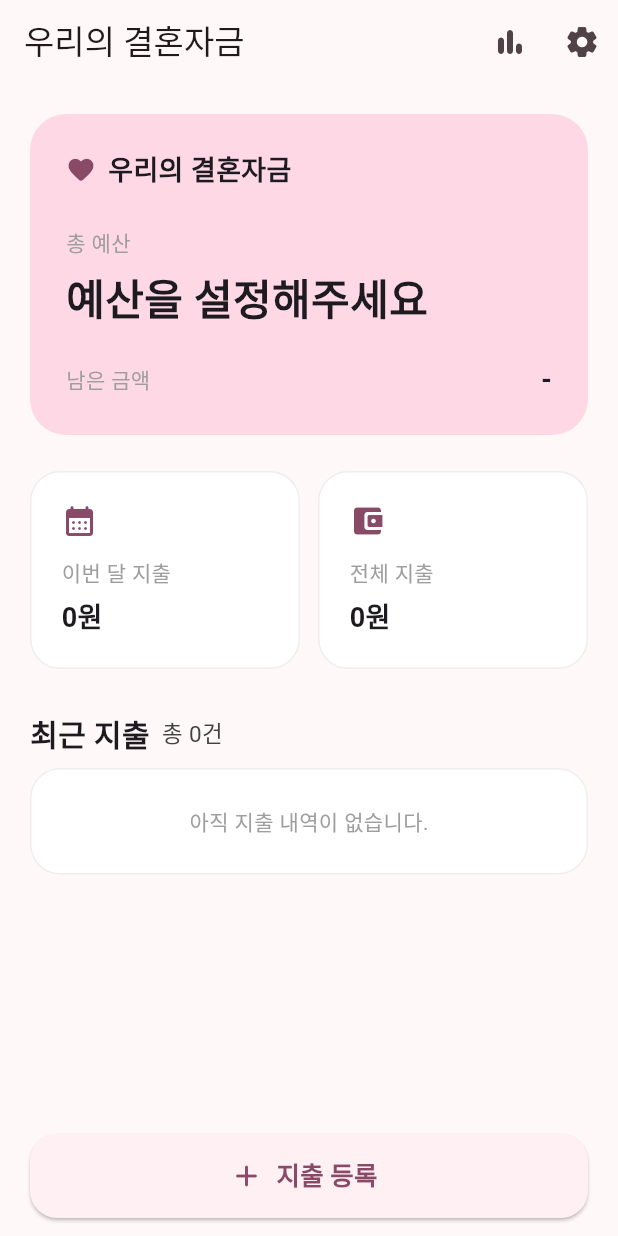
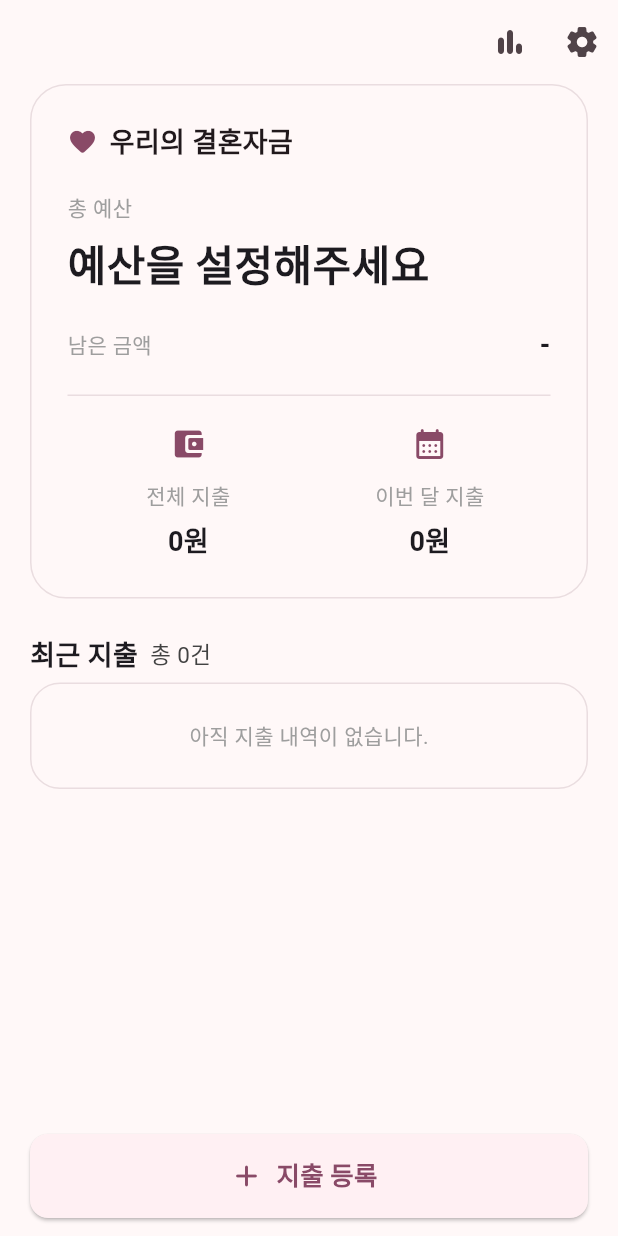
Before and after one commit to byeon-ji-young/wedding_money_manager_mobile, a Flutter app: the screen it shows after launch, on a phone screen of 412 x 824 dp. Run offline on Flutter 3.47's test engine with Material 3 defaults, Android fonts, the phone set to English and light mode, and no system bars; our stand-ins replace google_fonts, sqflite; accounts and stored records are empty; Roboto replaces fonts that are missing (Jua).

Commit message:
style: 홈 화면 UI 개선

```diff
--- a/lib/screens/home_screen.dart
+++ b/lib/screens/home_screen.dart
@@ -194,7 +194,10 @@ class _HomeScreenState extends State<HomeScreen> {
 
     return Scaffold(
       appBar: AppBar(
-        title: const Text('우리의 결혼자금'),
+        // title: const Text('우리의 결혼자금'),
+        scrolledUnderElevation: 0,
+        backgroundColor: Theme.of(context).scaffoldBackgroundColor,
+        surfaceTintColor: Colors.transparent,
         actions: [
           IconButton(
             onPressed: () async {
@@ -229,17 +232,41 @@ class _HomeScreenState extends State<HomeScreen> {
           ? const Center(child: CircularProgressIndicator())
           : SingleChildScrollView(
               child: Padding(
-                padding: const EdgeInsets.all(20),
+                padding: const EdgeInsets.symmetric(
+                  horizontal: 20,
+                  // vertical: 10,
+                ),
                 child: Column(
                   crossAxisAlignment: CrossAxisAlignment.start,
+                  children: [
+                    Container(
+                      width: double.infinity,
+                      padding: EdgeInsets.all(24),
+                      decoration: BoxDecoration(
+                        color: Theme.of(context).colorScheme.surface,
+                        borderRadius: BorderRadius.circular(24),
+                        border: Border.all(
+                          color: Theme.of(
+                            context,
+                          ).colorScheme.outlineVariant.withValues(alpha: 0.5),
+                        ),
+                      ),
+                      child: Column(
                         children: [
                           // 예산 요약
                           Container(
                             width: double.infinity,
-                      padding: const EdgeInsets.all(24),
+                            // padding: const EdgeInsets.symmetric(
+                            //   horizontal: 24,
+                            //   vertical: 10,
+                            // ),
                             decoration: BoxDecoration(
-                        color: Theme.of(context).colorScheme.primaryContainer,
+                              //color: Theme.of(context).colorScheme.surfaceContainerLow,
+                              color: Theme.of(context).colorScheme.surface,
                               borderRadius: BorderRadius.circular(24),
+                              // border: Border.all(
+                              //   color: Theme.of(context).colorScheme.outlineVariant,
+                              // ),
                             ),
                             child: Column(
                               crossAxisAlignment: CrossAxisAlignment.start,
@@ -250,27 +277,35 @@ class _HomeScreenState extends State<HomeScreen> {
                                     Icon(
                                       Icons.favorite_rounded,
                                       size: 20,
-                                color: Theme.of(context).colorScheme.primary,
+                                      color: Theme.of(
+                                        context,
+                                      ).colorScheme.primary,
                                     ),
 
                                     const SizedBox(width: 8),
 
-                              const Text(
+                                    Text(
                                       '우리의 결혼자금',
                                       style: TextStyle(
                                         fontSize: 18,
                                         fontWeight: FontWeight.bold,
+                                        color: Theme.of(
+                                          context,
+                                        ).colorScheme.onSurface,
                                       ),
                                     ),
                                   ],
                                 ),
 
-                          const SizedBox(height: 24),
+                                const SizedBox(height: 20),
 
                                 // 총 예산
                                 const Text(
                                   '총 예산',
-                            style: TextStyle(fontSize: 14, color: Colors.grey),
+                                  style: TextStyle(
+                                    fontSize: 14,
+                                    color: Colors.grey,
+                                  ),
                                 ),
 
                                 const SizedBox(height: 6),
@@ -310,7 +345,8 @@ class _HomeScreenState extends State<HomeScreen> {
                                 // 진행률
                                 if (expenseRate != null) ...[
                                   Row(
-                              mainAxisAlignment: MainAxisAlignment.spaceBetween,
+                                    mainAxisAlignment:
+                                        MainAxisAlignment.spaceBetween,
                                     children: [
                                       const Text(
                                         '현재까지 사용한 금액',
@@ -335,8 +371,11 @@ class _HomeScreenState extends State<HomeScreen> {
                                   ClipRRect(
                                     borderRadius: BorderRadius.circular(10),
                                     child: LinearProgressIndicator(
-                                value: (expenseRate / 100).clamp(0.0, 1.0),
-                                minHeight: 10,
+                                      value: (expenseRate / 100).clamp(
+                                        0.0,
+                                        1.0,
+                                      ),
+                                      minHeight: 8,
                                     ),
                                   ),
 
@@ -345,7 +384,8 @@ class _HomeScreenState extends State<HomeScreen> {
 
                                 // 남은 금액
                                 Row(
-                            mainAxisAlignment: MainAxisAlignment.spaceBetween,
+                                  mainAxisAlignment:
+                                      MainAxisAlignment.spaceBetween,
                                   children: [
                                     const Text(
                                       '남은 금액',
@@ -370,30 +410,64 @@ class _HomeScreenState extends State<HomeScreen> {
                             ),
                           ),
 
-                    const SizedBox(height: 24),
+                          const SizedBox(height: 20),
+
+                          Divider(
+                            height: 1,
+                            color: Theme.of(
+                              context,
+                            ).colorScheme.outlineVariant.withValues(alpha: 0.5),
+                            // height: 1,
+                          ),
+
+                          const SizedBox(height: 20),
 
                           // 이번 달 지출 / 전체 지출
                           Row(
                             children: [
-                        // 이번 달 지출
+                              // 전체 지출
                               Expanded(
-                          child: Container(
-                            padding: const EdgeInsets.all(20),
-                            decoration: BoxDecoration(
-                              color: Colors.white,
-                              borderRadius: BorderRadius.circular(20),
-                              border: Border.all(color: Colors.grey.shade200),
+                                child: Column(
+                                  crossAxisAlignment: CrossAxisAlignment.center,
+                                  children: [
+                                    Icon(
+                                      Icons.account_balance_wallet_rounded,
+                                      color: Theme.of(
+                                        context,
+                                      ).colorScheme.primary,
                                     ),
+                                    const SizedBox(height: 12),
+                                    const Text(
+                                      '전체 지출',
+                                      style: TextStyle(
+                                        fontSize: 14,
+                                        color: Colors.grey,
+                                      ),
+                                    ),
+                                    const SizedBox(height: 6),
+                                    Text(
+                                      '${formatAmount(totalExpense)}원',
+                                      style: const TextStyle(
+                                        fontSize: 18,
+                                        fontWeight: FontWeight.bold,
+                                      ),
+                                    ),
+                                  ],
+                                ),
+                              ),
+
+                              // 이번달 지출
+                              Expanded(
                                 child: Column(
-                              crossAxisAlignment: CrossAxisAlignment.start,
+                                  crossAxisAlignment: CrossAxisAlignment.center,
                                   children: [
                                     Icon(
                                       Icons.calendar_month_rounded,
-                                  color: Theme.of(context).colorScheme.primary,
+                                      color: Theme.of(
+                                        context,
+                                      ).colorScheme.primary,
                                     ),
-
                                     const SizedBox(height: 12),
-
                                     const Text(
                                       '이번 달 지출',
                                       style: TextStyle(
@@ -401,9 +475,7 @@ class _HomeScreenState extends State<HomeScreen> {
                                         color: Colors.grey,
                                       ),
                                     ),
-
                                     const SizedBox(height: 6),
-
                                     Text(
                                       '${formatAmount(monthlyExpense)}원',
                                       style: const TextStyle(
@@ -414,54 +486,13 @@ class _HomeScreenState extends State<HomeScreen> {
                                   ],
                                 ),
                               ),
-                        ),
-
-                        const SizedBox(width: 12),
-
-                        // 전체 지출
-                        Expanded(
-                          child: Container(
-                            padding: const EdgeInsets.all(20),
-                            decoration: BoxDecoration(
-                              color: Colors.white,
-                              borderRadius: BorderRadius.circular(20),
-                              border: Border.all(color: Colors.grey.shade200),
-                            ),
-                            child: Column(
-                              crossAxisAlignment: CrossAxisAlignment.start,
-                              children: [
-                                Icon(
-                                  Icons.account_balance_wallet_rounded,
-                                  color: Theme.of(context).colorScheme.primary,
-                                ),
-
-                                const SizedBox(height: 12),
-
-                                const Text(
-                                  '전체 지출',
-                                  style: TextStyle(
-                                    fontSize: 14,
-                                    color: Colors.grey,
-                                  ),
-                                ),
-
-                                const SizedBox(height: 6),
-
-                                Text(
-                                  '${formatAmount(totalExpense)}원',
-                                  style: const TextStyle(
-                                    fontSize: 18,
-                                    fontWeight: FontWeight.bold,
-                                  ),
+                            ],
                           ),
                         ],
                       ),
                     ),
-                        ),
-                      ],
-                    ),
 
-                    const SizedBox(height: 28),
+                    const SizedBox(height: 24),
 
                     // 최근 지출
                     Row(
@@ -473,7 +504,7 @@ class _HomeScreenState extends State<HomeScreen> {
                             const Text(
                               '최근 지출',
                               style: TextStyle(
-                                fontSize: 20,
+                                fontSize: 18,
                                 fontWeight: FontWeight.bold,
                               ),
                             ),
@@ -507,16 +538,20 @@ class _HomeScreenState extends State<HomeScreen> {
                       ],
                     ),
 
-                    const SizedBox(height: 8),
+                    const SizedBox(height: 5),
 
                     if (recentExpenses.isEmpty)
                       Container(
                         width: double.infinity,
                         padding: const EdgeInsets.all(24),
                         decoration: BoxDecoration(
-                          color: Colors.white,
+                          color: Theme.of(context).colorScheme.surface,
                           borderRadius: BorderRadius.circular(20),
-                          border: Border.all(color: Colors.grey.shade200),
+                          border: Border.all(
+                            color: Theme.of(
+                              context,
+                            ).colorScheme.outlineVariant.withValues(alpha: 0.5),
+                          ),
                         ),
                         child: const Center(
                           child: Text(
@@ -531,7 +566,11 @@ class _HomeScreenState extends State<HomeScreen> {
                         decoration: BoxDecoration(
                           color: Colors.white,
                           borderRadius: BorderRadius.circular(20),
-                          border: Border.all(color: Colors.grey.shade200),
+                          border: Border.all(
+                            color: Theme.of(
+                              context,
+                            ).colorScheme.outlineVariant.withValues(alpha: 0.5),
+                          ),
                         ),
                         child: Column(
                           children: [
@@ -585,9 +624,12 @@ class _HomeScreenState extends State<HomeScreen> {
                                   if (index != recentExpenses.length - 1)
                                     Divider(
                                       height: 1,
-                                      indent: 82,
+                                      indent: 20,
                                       endIndent: 20,
-                                      color: Colors.grey.shade200,
+                                      color: Theme.of(context)
+                                          .colorScheme
+                                          .outlineVariant
+                                          .withValues(alpha: 0.5),
                                     ),
                                 ],
                               );
@@ -626,7 +668,7 @@ class _HomeScreenState extends State<HomeScreen> {
               ),
               style: ElevatedButton.styleFrom(
                 shape: RoundedRectangleBorder(
-                  borderRadius: BorderRadius.circular(18),
+                  borderRadius: BorderRadius.circular(12),
                 ),
               ),
             ),
```
Lines whose indentation alone changed are shown as unchanged.
